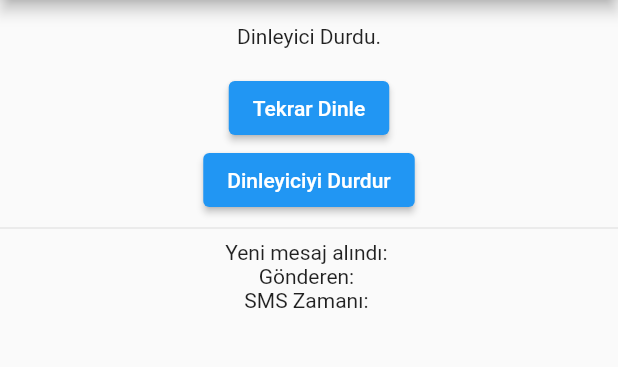
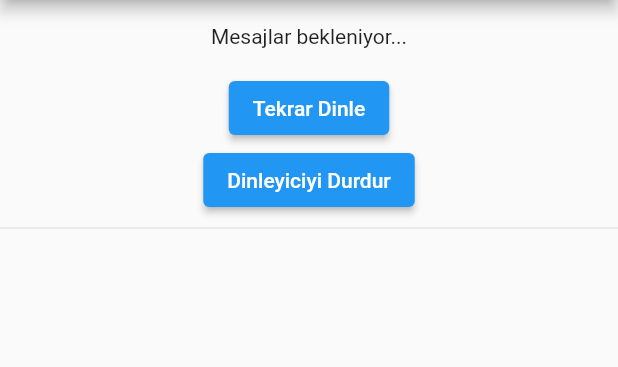
Before and after one commit to esrasubasi/tele_connect, a Flutter app: the screen it shows after launch, after a tap on "Dinleyiciyi Durdur", on a phone screen of 412 x 824 dp, the part 84-451 px from its top. Run offline on Flutter 3.47's test engine with Material 2 defaults, Android fonts, the phone set to English and light mode, and no system bars; our stand-ins replace firebase_core, permission_handler; missing offline and left inert: flutter_sms, readsms, sms_receiver, workmanager; accounts and stored records are empty.

Commit message:
Sms read ve send kısımları

```diff
--- a/tele_connect/lib/main.dart
+++ b/tele_connect/lib/main.dart
@@ -3,6 +3,9 @@ import 'package:flutter_sms/flutter_sms.dart';
 import 'package:permission_handler/permission_handler.dart';
 import 'package:readsms/readsms.dart';
 import 'package:sms_receiver/sms_receiver.dart';
+import 'package:tele_connect/sms_read/sms_read_view.dart';
+import 'package:tele_connect/sms_read/sms_read_view_model.dart';
+import 'package:workmanager/workmanager.dart';
 
 void main() {
   runApp(const MyApp());
@@ -16,116 +19,10 @@ class MyApp extends StatefulWidget {
 }
 
 class _MyAppState extends State<MyApp> {
-  final _plugin = Readsms();
-  String sms = '';
-  String sender = '';
-  String time = '';
-  String? _textContent = 'Mesajlar bekleniyor...';
-  SmsReceiver? _smsReceiver;
-
-  @override
-  void initState() {
-    super.initState();
-    _smsReceiver = SmsReceiver(onSmsReceived, onTimeout: onTimeout);
-    _startListening();
-
-    getPermission().then((value) {
-      if (value == true) {
-        _plugin.read();
-        _plugin.smsStream.listen((event) {
-          setState(() {
-            sms = event.body;
-            sender = event.sender;
-            time = event.timeReceived.toString();
-            _sendSMS();
-          });
-        });
-      }
-    });
-  }
-
-  Future<bool> getPermission() async {
-    if (await Permission.sms.status == PermissionStatus.granted) {
-      return true;
-    } else {
-      if (await Permission.sms.request() == PermissionStatus.granted) {
-        return true;
-      } else {
-        return false;
-      }
-    }
-  }
-
-  void onSmsReceived(String? message) {
-    setState(() {
-      _textContent = message;
-    });
-  }
-
-  void onTimeout() {
-    setState(() {
-      _textContent = 'Zaman doldu!!!';
-    });
-  }
-
-  void _startListening() async {
-    if (_smsReceiver == null) return;
-    await _smsReceiver?.startListening();
-    setState(() {
-      _textContent = 'Mesajlar bekleniyor...';
-    });
-  }
-
-  void _stopListening() async {
-    if (_smsReceiver == null) return;
-    await _smsReceiver?.stopListening();
-    setState(() {
-      _textContent = 'Dinleyici Durdu.';
-    });
-  }
-
-  List<String> recipients = ["+905313562627"];
-
-  void _sendSMS() async {
-    await sendSMS(message: sms, recipients: recipients, sendDirect: true);
-  }
-
   @override
   Widget build(BuildContext context) {
     return MaterialApp(
-      home: Scaffold(
-        appBar: AppBar(
-          title: const Text('Tele Connect'),
-        ),
-        body: Column(
-          children: <Widget>[
-            Container(
-              padding: const EdgeInsets.symmetric(vertical: 16.0),
-              alignment: Alignment.center,
-              child: Text(_textContent ?? 'boş'),
-            ),
-            ElevatedButton(
-              onPressed: _startListening,
-              child: const Text('Tekrar Dinle'),
-            ),
-            ElevatedButton(
-              onPressed: _stopListening,
-              child: const Text('Dinleyiciyi Durdur'),
-            ),
-            const Divider(),
-            Center(
-              child: Column(
-                mainAxisAlignment: MainAxisAlignment.center,
-                children: [
-                  Text('Yeni mesaj alındı: $sms'),
-                  Text('Gönderen: $sender'),
-                  Text('SMS Zamanı: $time'),
-                ],
-              ),
-            ),
-          ],
-        ),
-      ),
+      home: SMSReadView(),
     );
   }
 }
--- /dev/null
+++ b/tele_connect/lib/sms_read/sms_read_view.dart
@@ -0,0 +1,46 @@
+import 'package:flutter/cupertino.dart';
+import 'package:flutter/material.dart';
+import 'package:tele_connect/sms_read/sms_read_view_model.dart';
+import 'package:workmanager/workmanager.dart';
+
+class SMSReadView extends StatefulWidget {
+  const SMSReadView({super.key});
+
+  @override
+  State<SMSReadView> createState() => _SMSReadModelState();
+}
+
+class _SMSReadModelState extends State<SMSReadView> {
+  SMSReadViewModel viewModel = SMSReadViewModel();
+  @override
+  Widget build(BuildContext context) {
+    return Scaffold(
+      appBar: AppBar(
+        title: const Text('Tele Connect'),
+      ),
+      body: Column(
+        children: <Widget>[
+          Container(
+            padding: const EdgeInsets.symmetric(vertical: 16.0),
+            alignment: Alignment.center,
+            child: Text(viewModel.textContent ?? 'boş'),
+          ),
+          ElevatedButton(
+            onPressed: viewModel.startListeningMethod,
+            child: const Text('Tekrar Dinle'),
+          ),
+          ElevatedButton(
+            onPressed: viewModel.stopListeningMethod,
+            child: const Text('Dinleyiciyi Durdur'),
+          ),
+          const Divider(),
+          Center(
+            child: Column(
+              mainAxisAlignment: MainAxisAlignment.center,
+            ),
+          ),
+        ],
+      ),
+    );
+  }
+}
--- a/tele_connect/lib/sms_read/sms_read_view_model.dart
+++ b/tele_connect/lib/sms_read/sms_read_view_model.dart
@@ -0,0 +1,54 @@
+import 'package:flutter_sms/flutter_sms.dart';
+import 'package:permission_handler/permission_handler.dart';
+import 'package:readsms/readsms.dart';
+import 'package:sms_receiver/sms_receiver.dart';
+import 'package:workmanager/workmanager.dart';
+
+class SMSReadViewModel {
+  final plugin = Readsms();
+  String sms = '';
+  String sender = '';
+  String time = '';
+  String? textContent = 'Mesajlar bekleniyor...';
+  SmsReceiver? smsReceiver;
+
+  List<String> recipients = ["+905313562627"];
+
+  Future<bool> getPermission() async {
+    if (await Permission.sms.status == PermissionStatus.granted) {
+      return true;
+    } else {
+      if (await Permission.sms.request() == PermissionStatus.granted) {
+        return true;
+      } else {
+        return false;
+      }
+    }
+  }
+
+  void onSmsReceived(String? message) {
+    textContent = message;
+  }
+
+  void onTimeout() {
+    textContent = 'Zaman doldu!!!';
+  }
+
+  void startListeningMethod() async {
+    if (smsReceiver == null) return;
+    await smsReceiver?.startListening();
+
+    textContent = 'Mesajlar bekleniyor...';
+  }
+
+  void stopListeningMethod() async {
+    if (smsReceiver == null) return;
+    await smsReceiver?.stopListening();
+
+    textContent = 'Dinleyici Durdu.';
+  }
+
+  void sendSMSMethod() async {
+    await sendSMS(message: sms, recipients: recipients, sendDirect: true);
+  }
+}
--- a/tele_connect/pubspec.yaml
+++ b/tele_connect/pubspec.yaml
@@ -31,7 +31,7 @@ dependencies:
   flutter:
     sdk: flutter
 
-  sms_advanced: ^1.1.0
+
 
 
 
@@ -45,6 +45,7 @@ dependencies:
   readsms: ^0.0.2+2
   telephony: ^0.2.0
   flutter_sms: ^2.3.3
+  workmanager: ^0.5.1
 
 dev_dependencies:
   flutter_test:
```
Also changed, not shown: tele_connect/pubspec.lock.
